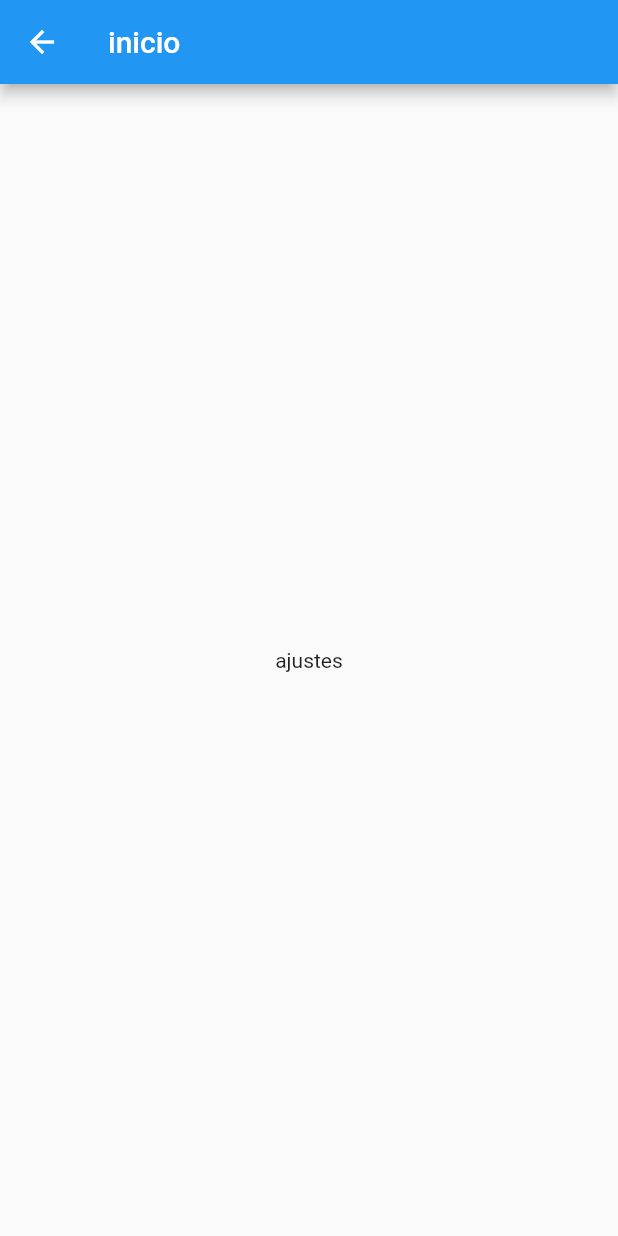
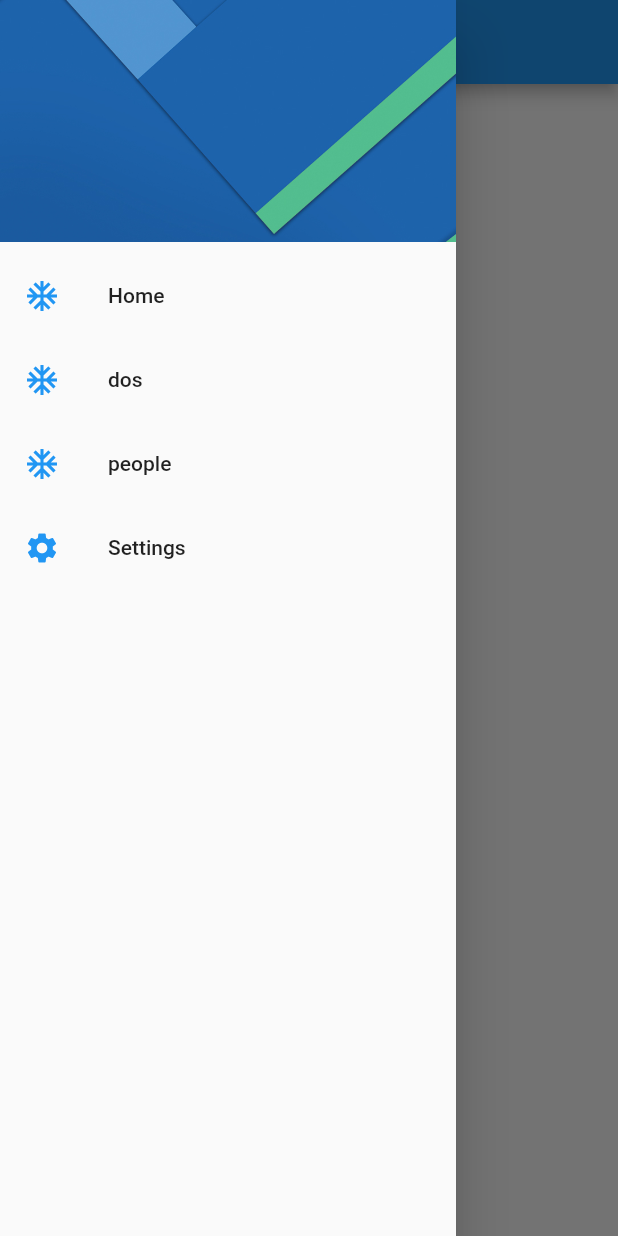
Before and after one commit to Marisabel-Condori/preferencias-de-usuario-flutter, a Flutter app: the SettingsPage screen opened by its route, with the side drawer open (before the commit the screen has no drawer), on a phone screen of 412 x 824 dp. Run offline on Flutter 3.47's test engine with Material 2 defaults, Android fonts, the phone set to English and light mode, and no system bars.

Commit message:
personalizar el menu desplegable

```diff
--- a/lib/pages/settings_page.dart
+++ b/lib/pages/settings_page.dart
@@ -1,4 +1,5 @@
 import 'package:flutter/material.dart';
+import 'package:preferencias_de_usuario/widgets/menu_widget.dart';
 
 class SettingsPage extends StatelessWidget {
 
@@ -6,8 +7,9 @@ class SettingsPage extends StatelessWidget {
   Widget build(BuildContext context) {
     return Scaffold(
       appBar: AppBar(
-        title: Text('inicio'),
+        title: Text('settings'),
       ),
+      drawer: MenuWidget(),
       body: Center(
         child: Text('ajustes')
       ),
--- /dev/null
+++ b/lib/widgets/menu_widget.dart
@@ -0,0 +1,45 @@
+import 'package:flutter/material.dart';
+
+class MenuWidget extends StatelessWidget {
+
+  @override
+  Widget build(BuildContext context) {
+    return Drawer(
+      child: ListView(
+        padding: EdgeInsets.zero,
+        children: [
+          DrawerHeader(
+            child: Container(),
+            decoration: BoxDecoration(
+              image: DecorationImage(image: AssetImage('assets/menu-img.jpg'), fit: BoxFit.cover)
+            ),
+          ),
+          ListTile(
+            leading: Icon(Icons.ac_unit, color: Colors.blue,),
+            title: Text('Home'),
+            onTap: (){
+              Navigator.pushReplacementNamed(context, '/');
+            },
+          ),
+          ListTile(
+            leading: Icon(Icons.ac_unit, color: Colors.blue,),
+            title: Text('dos'),
+            onTap: (){},
+          ),
+          ListTile(
+            leading: Icon(Icons.ac_unit, color: Colors.blue,),
+            title: Text('people'),
+            onTap: (){},
+          ),
+          ListTile(
+            leading: Icon(Icons.settings, color: Colors.blue,),
+            title: Text('Settings'),
+            onTap: (){
+              Navigator.pushReplacementNamed(context, 'setting');
+            },
+          ),
+        ],
+      )
+    );
+  }
+}
```
Also changed, not shown: lib/pages/home_page.dart (+3 -40 lines).
